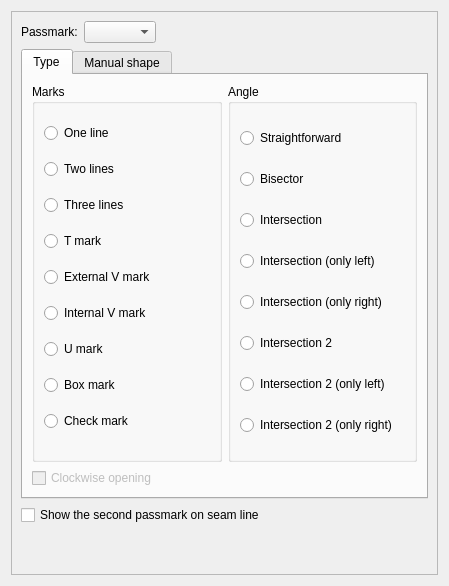
Qt form src/libs/vtools/dialogs/tools/piece/tabs/tabpassmarks.ui (dismine/valentina) before a commit.
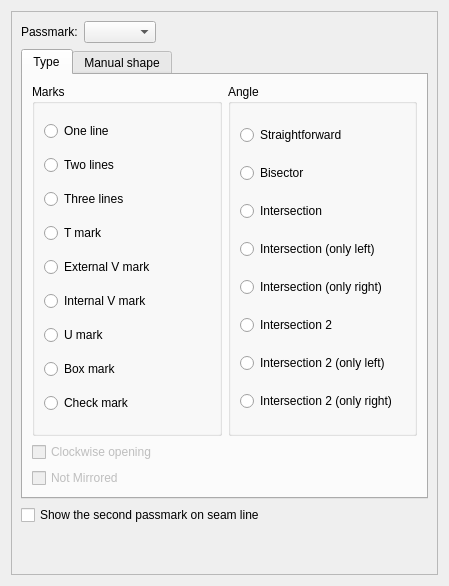
The same form after that commit. Icons and pictures are not drawn. Custom widgets are drawn as their Qt base class.

What changed in the file:
```diff
--- a/src/libs/vtools/dialogs/tools/piece/tabs/tabpassmarks.ui
+++ b/src/libs/vtools/dialogs/tools/piece/tabs/tabpassmarks.ui
@@ -334,6 +334,16 @@
              </property>
             </widget>
            </item>
+           <item>
+            <widget class="QCheckBox" name="checkBoxNotMirrored">
+             <property name="enabled">
+              <bool>false</bool>
+             </property>
+             <property name="text">
+              <string>Not Mirrored</string>
+             </property>
+            </widget>
+           </item>
           </layout>
          </widget>
          <widget class="QWidget" name="tabManualShape">
```
Left out of the diff: 40 changed lines with no effect on the pictures.
